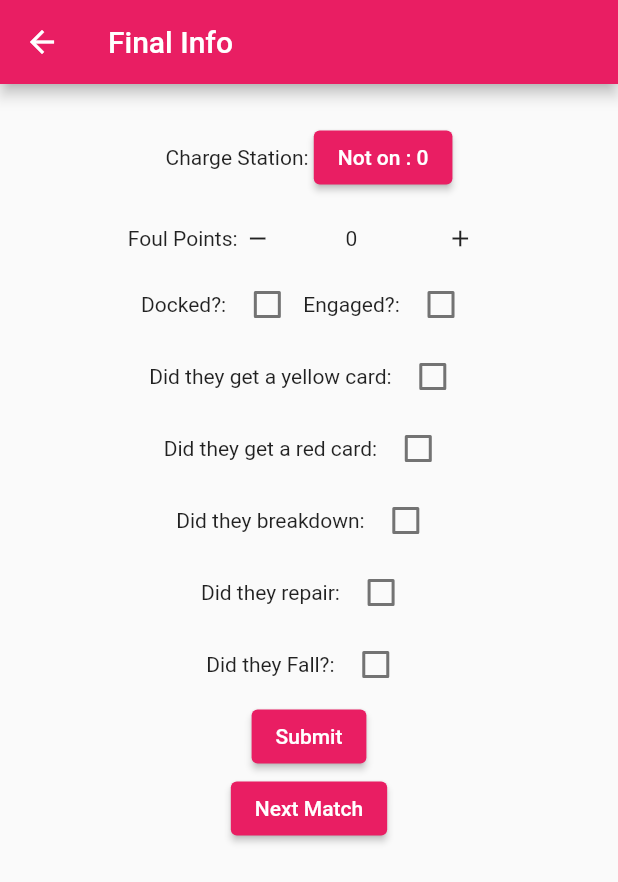
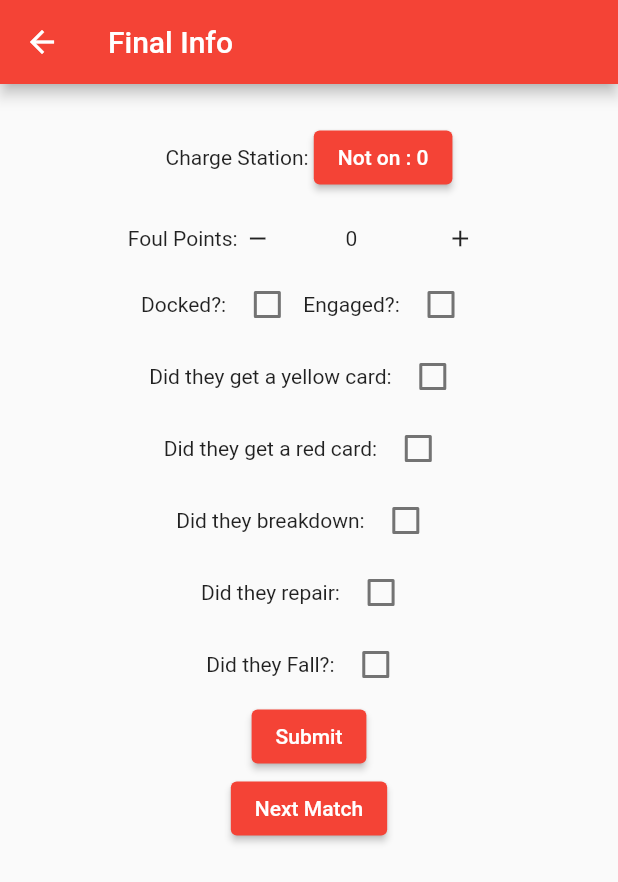
Before and after one commit to team4976/frc-2023-charged-up-scouting, a Flutter app: the endgame screen opened by its route, after a tap on "Next Match", on a phone screen of 412 x 824 dp. Shown: the top 882 px of the screen. Run offline on Flutter 3.47's test engine with Material 2 defaults, Android fonts, the phone set to English and light mode, and no system bars; our stand-ins replace csv, flutter_hooks, qr_flutter, screenshot, share_plus; missing offline and left inert: flutter_mailer, qr_code_scanner.

Commit message:
Just made it another colour and added one piece of code.

```diff
--- a/lib/Endgame.dart
+++ b/lib/Endgame.dart
@@ -14,6 +14,8 @@ class endgame extends StatefulWidget {
 }
 
 class _endgameState extends State<endgame> {
+  var done = false;
+
   @override
   Widget build(BuildContext context) {
     return Scaffold(
@@ -37,7 +39,7 @@ class _endgameState extends State<endgame> {
                 Row(
                   mainAxisAlignment: MainAxisAlignment.center,
                   children: [
-                    Text("Charge Station: "),
+                    const Text("Charge Station: "),
                     ElevatedButton(onPressed: (){setState(() {
                       functions.instance.Dataclass.TimerSetter("presses4", "time4", "TimeInfo4", "stopwatch4");
                     });}, child: Text("${functions.instance.Dataclass.data["time4"]}: ${functions.instance.Dataclass.data["TimeInfo4"].toString()}"))
@@ -59,11 +61,16 @@ class _endgameState extends State<endgame> {
                 checkbox2(value: "Fell".toString(), description: "Did they Fall?: ".toString()),
                 ElevatedButton(
                   child: const Text("Submit"),
-                  onPressed: (){functions.instance.GotoPage("/Coder", context);},
+                  onPressed: (){functions.instance.GotoPage("/Coder", context);done=true;},
                 ),
                 ElevatedButton(
                   child: const Text("Next Match"),
-                  onPressed: (){print(functions.instance.Dataclass.data);functions.instance.Dataclass = dataclass();},
+                  onPressed: (){if(done) {
+                            print(functions.instance.Dataclass.data);
+                            functions.instance.Dataclass = dataclass();
+                            done = false;
+                          }
+                        },
                 )
               ],
             ),
--- a/lib/main.dart
+++ b/lib/main.dart
@@ -29,7 +29,7 @@ class MyApp extends StatelessWidget {
       title: 'Flutter Demo',
 
       theme: ThemeData(
-        primarySwatch: Colors.pink,
+        primarySwatch: Colors.red,
 
       ),
       home: const MyHomePage(title: 'Flutter Demo Home Page'),
```
